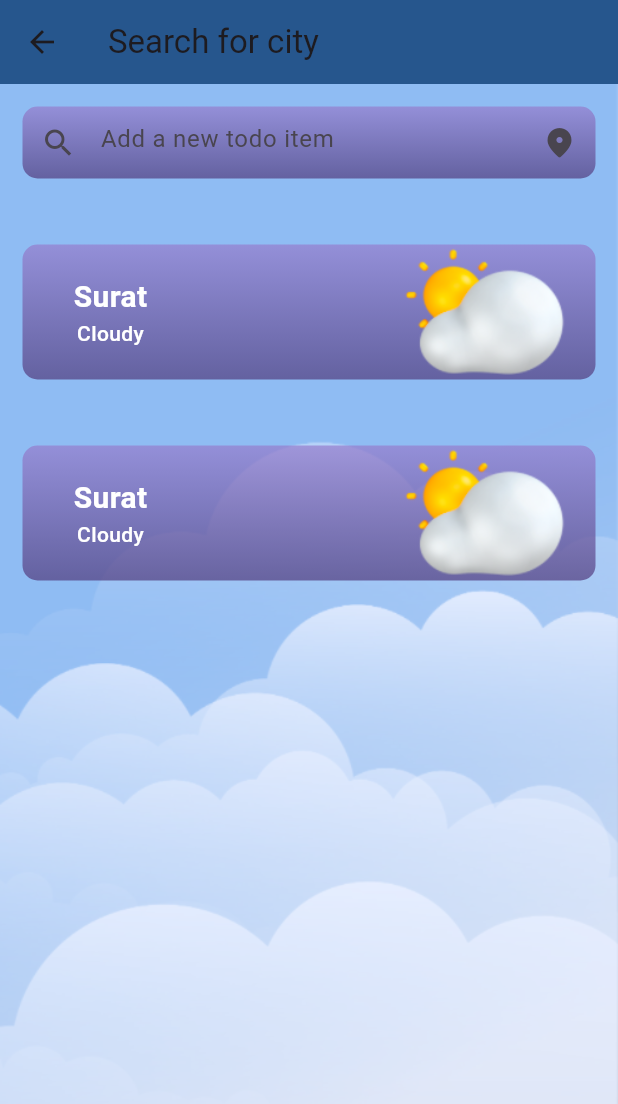
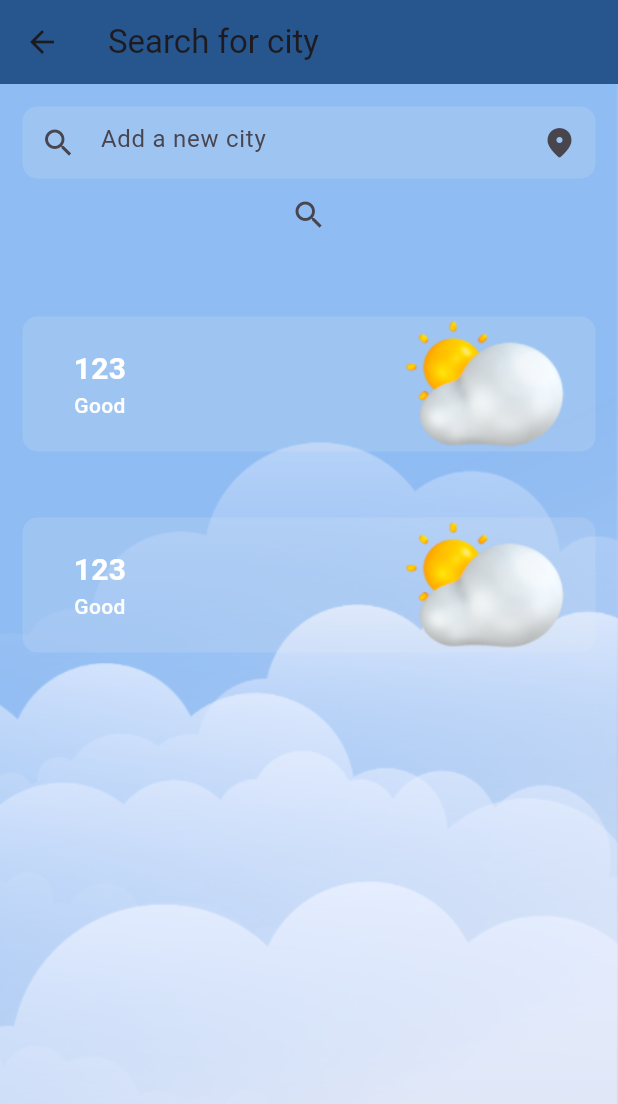
Before and after one commit to M1seryy/flutter_weather, a Flutter app: the Citysearch screen opened directly, on a phone screen of 412 x 824 dp. Shown: the top 1104 px of the screen. Run offline on Flutter 3.47's test engine with Material 3 defaults, Android fonts, the phone set to English and light mode, and no system bars; our stand-ins replace flutter_svg, hexcolor; network calls fail.

Commit message:
citySearch start

```diff
--- a/lib/models/dayWeather.dart
+++ b/lib/models/dayWeather.dart
@@ -8,7 +8,6 @@ class Dayweather {
 
   factory Dayweather.fromJson(Map<String, dynamic> json) {
     return Dayweather(
-        message: json['message'].toDouble(),
-        dayForecast: json['list']);
+        message: json['message'].toDouble(), dayForecast: json['list']);
   }
 }
--- a/lib/screens/CitySearch.dart
+++ b/lib/screens/CitySearch.dart
@@ -1,9 +1,33 @@
 import 'package:flutter/material.dart';
 import 'package:hexcolor/hexcolor.dart';
+import 'package:weather_app/models/weather.dart';
 import 'package:weather_app/widgets/cityWidget.dart';
 
-class Citysearch extends StatelessWidget {
+class Citysearch extends StatefulWidget {
   const Citysearch({super.key});
+
+  @override
+  State<Citysearch> createState() => _CitysearchState();
+}
+
+class _CitysearchState extends State<Citysearch> {
+  final _searchController = TextEditingController();
+  final List<Map<String, dynamic>> _cityAraay = [
+    {
+      "cityName": "Kyiv",
+      "temp": 25,
+      "conditions": "Sunny",
+      "humidity": 87,
+      "wind_speed": 20,
+    },
+    {
+      "cityName": "London",
+      "temp": 85,
+      "conditions": "Rainy",
+      "humidity": 87,
+      "wind_speed": 20,
+    }
+  ];
 
   @override
   Widget build(BuildContext context) {
@@ -26,31 +50,33 @@ class Citysearch extends StatelessWidget {
             child: Column(children: [
               Container(
                 decoration: BoxDecoration(
-                    gradient: LinearGradient(
-                      begin: Alignment.topCenter,
-                      end: Alignment.bottomCenter,
-                      colors: [
-                        Color.fromARGB(183, 149, 125, 205),
-                        Color.fromARGB(183, 82, 61, 127),
-                      ],
-                    ),
-                    // color: Color.fromARGB(210, 138, 91, 240),
+                    color: Color.fromARGB(40, 239, 239, 239),
                     borderRadius: BorderRadius.circular(10)),
-                child: const TextField(
-                  // controller: _todoController,
+                child: TextField(
+                  controller: _searchController,
+                  onChanged: (value) => {print(value)},
                   decoration: InputDecoration(
                       prefixIcon: Icon(Icons.search),
                       suffixIcon: Icon(Icons.location_on_rounded),
                       contentPadding: EdgeInsets.all(10),
-                      hintText: "Add a new todo item",
+                      hintText: "Add a new city",
                       border: InputBorder.none),
                 ),
               ),
+              IconButton(
+                icon: Icon(Icons.search),
+                onPressed: () {
+                  print("1");
+                },
+              ),
               Expanded(
                 child: ListView.builder(
-                    itemCount: 2,
+                    itemCount: _cityAraay.length,
                     itemBuilder: (BuildContext context, int index) {
-                      return const CityWidget();
+                      return const CityWidget(
+                        cityName: "123",
+                        conditions: "Good",
+                      );
                     }),
               )
             ]),
--- a/lib/widgets/cityWidget.dart
+++ b/lib/widgets/cityWidget.dart
@@ -1,7 +1,10 @@
 import 'package:flutter/material.dart';
 
 class CityWidget extends StatelessWidget {
-  const CityWidget({super.key});
+  final String cityName;
+  final String conditions;
+  const CityWidget(
+      {super.key, required this.cityName, required this.conditions});
 
   @override
   Widget build(BuildContext context) {
@@ -11,14 +14,7 @@ class CityWidget extends StatelessWidget {
       width: 320,
       height: 90,
       decoration: BoxDecoration(
-          gradient: LinearGradient(
-            begin: Alignment.topCenter,
-            end: Alignment.bottomCenter,
-            colors: [
-              Color.fromARGB(183, 149, 125, 205),
-              Color.fromARGB(183, 82, 61, 127),
-            ],
-          ),
+          color: Color.fromARGB(40, 239, 239, 239),
           borderRadius: BorderRadius.circular(10)),
       child: Row(
         mainAxisAlignment: MainAxisAlignment.spaceBetween,
@@ -27,14 +23,14 @@ class CityWidget extends StatelessWidget {
             mainAxisAlignment: MainAxisAlignment.center,
             children: [
               Text(
-                "Surat",
+                cityName,
                 style: TextStyle(
                     fontSize: 20,
                     fontWeight: FontWeight.w600,
                     color: Colors.white),
               ),
               Text(
-                "Cloudy",
+                conditions,
                 style: TextStyle(
                     color: Colors.white,
                     fontSize: 14,
```
Also changed, not shown: lib/screens/Home.dart (+12 -4 lines), lib/widgets/weekWeather.dart (+19 -8 lines).
